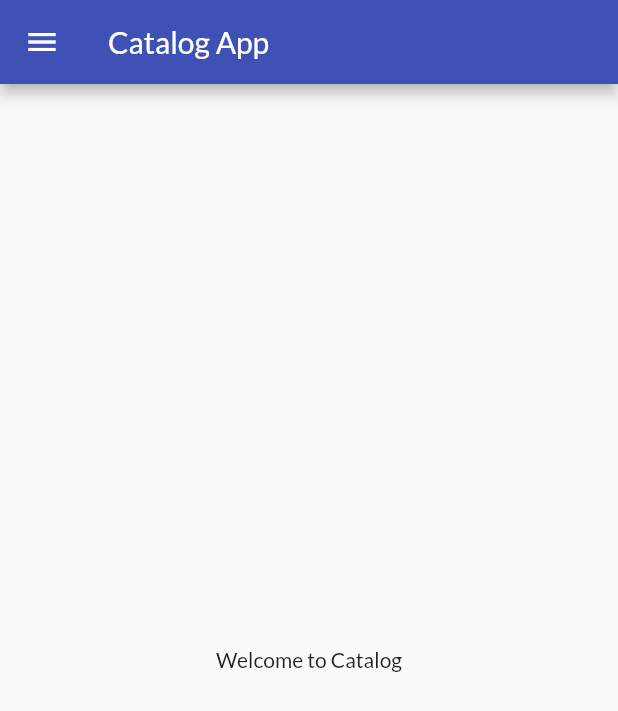
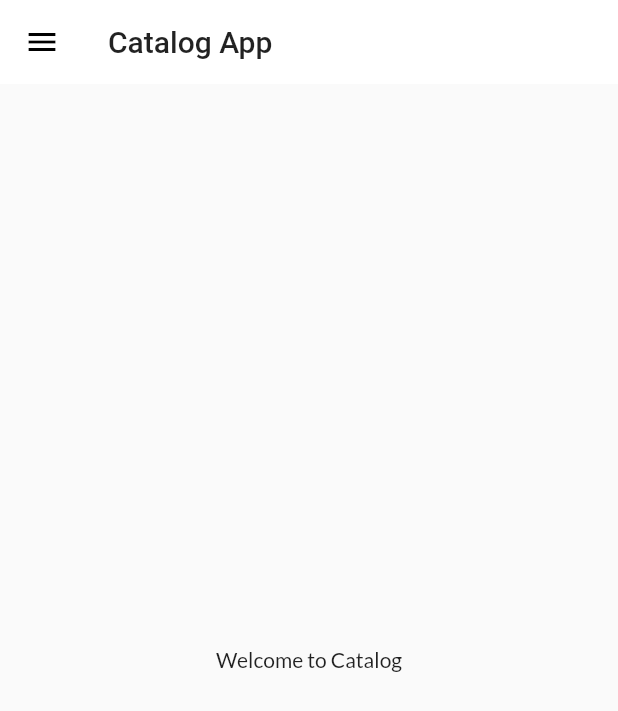
Before and after one commit to AmolPatilGithub/flutter_application_3, a Flutter app: the screen it shows after launch, on a phone screen of 412 x 824 dp. Shown: the top 711 px of the screen. Run offline on Flutter 3.47's test engine with Material 2 defaults, Android fonts, the phone set to English and light mode, and no system bars; our stand-ins replace google_fonts.

Commit message:
Theme modification

```diff
--- a/lib/main.dart
+++ b/lib/main.dart
@@ -1,7 +1,7 @@
 import 'package:flutter/material.dart';
 import 'package:flutter_application_2/pages/home_page.dart';
 import 'package:flutter_application_2/pages/login_page.dart';
-import 'package:google_fonts/google_fonts.dart';
+import 'package:flutter_application_2/widgets/theme.dart';
 
 import 'utils/routes.dart';
 
@@ -14,13 +14,8 @@ class myApp extends StatelessWidget {
   Widget build(BuildContext context) {
     return MaterialApp(
       themeMode: ThemeMode.light,
-      theme: ThemeData(
-          primarySwatch: Colors.indigo,
-          fontFamily: GoogleFonts.lato().fontFamily,
-          primaryTextTheme: GoogleFonts.latoTextTheme()),
-      darkTheme: ThemeData(
-        brightness: Brightness.dark,
-      ),
+      theme: MyTheme.whiteTheme(context),
+      darkTheme: MyTheme.darkTheme(context),
       initialRoute: MyRoute.homeRoute,
       debugShowCheckedModeBanner: false,
       routes: {
--- a/lib/pages/home_page.dart
+++ b/lib/pages/home_page.dart
@@ -8,7 +8,6 @@ class HomePage extends StatelessWidget {
       appBar: AppBar(
         title: Text(
           "Catalog App",
-          style: TextStyle(color: Colors.white),
         ),
       ),
       drawer: MyDrawer(),
--- a/lib/widgets/drawer.dart
+++ b/lib/widgets/drawer.dart
@@ -8,7 +8,7 @@ class MyDrawer extends StatelessWidget {
   Widget build(BuildContext context) {
     return Drawer(
       child: Container(
-        color: Colors.indigo,
+        color: Colors.deepPurple,
         child: ListView(
           padding: EdgeInsets.zero,
           children: [
--- /dev/null
+++ b/lib/widgets/theme.dart
@@ -0,0 +1,20 @@
+import 'package:flutter/material.dart';
+import 'package:google_fonts/google_fonts.dart';
+
+class MyTheme {
+  static ThemeData whiteTheme(BuildContext context) => ThemeData(
+        primarySwatch: Colors.deepPurple,
+        fontFamily: GoogleFonts.lato().fontFamily,
+        primaryTextTheme: GoogleFonts.latoTextTheme(),
+        appBarTheme: AppBarTheme(
+          color: Colors.white,
+          elevation: 0.0,
+          iconTheme: IconThemeData(color: Colors.black),
+          // titleTextStyle: TextStyle(color: Colors.black),
+          textTheme: Theme.of(context).textTheme,
+        ),
+      );
+
+  static ThemeData darkTheme(BuildContext context) =>
+      ThemeData(brightness: Brightness.dark);
+}
```
